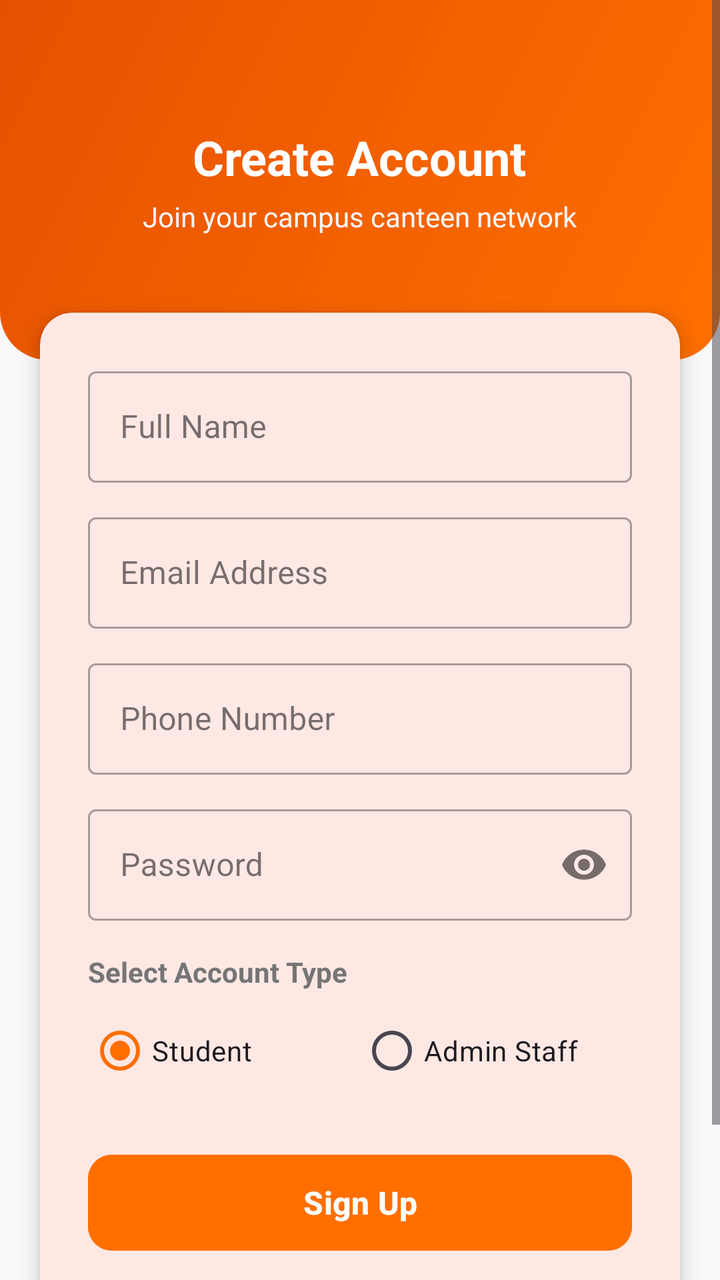
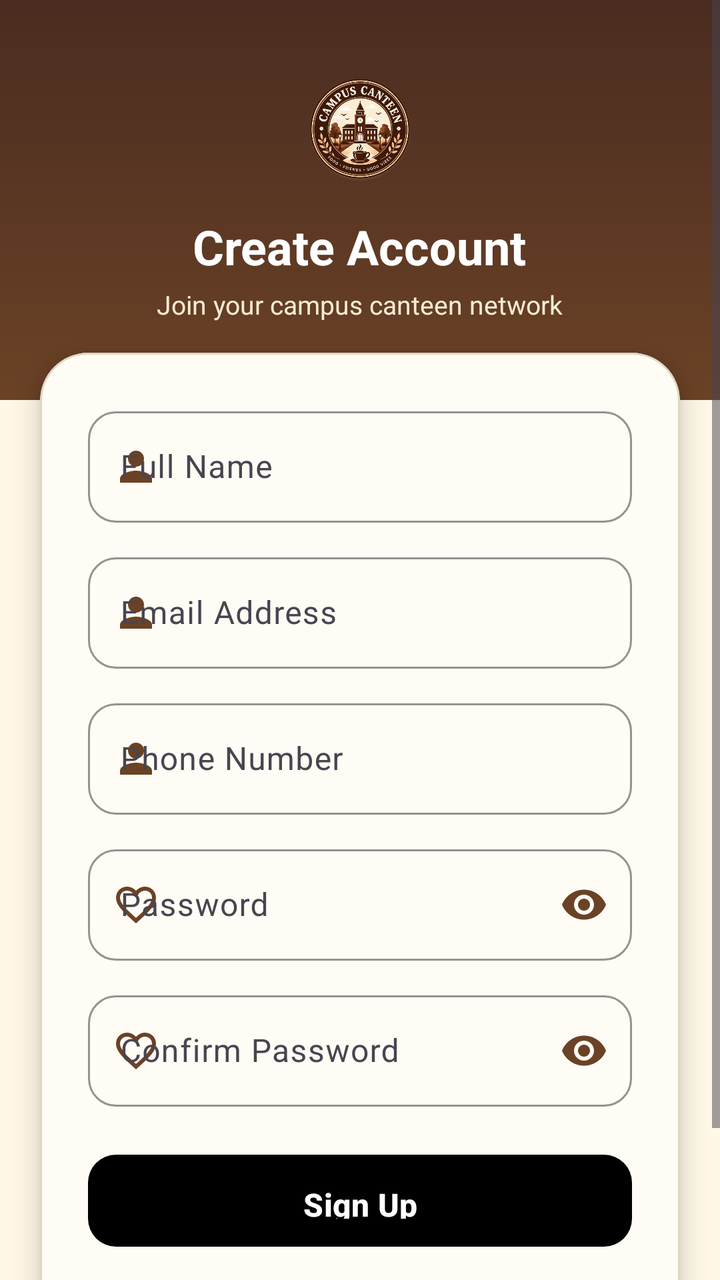

Screens rendered from an Android XML layout before and after an edit, with the pre-edit source and the edit as a unified diff.
<!-- AndroidManifest.xml: application theme Theme.CollegeCanteenFoodOrderingApp -->
<!-- res/layout/activity_register.xml -->
<?xml version="1.0" encoding="utf-8"?>
<ScrollView xmlns:android="http://schemas.android.com/apk/res/android"
    xmlns:app="http://schemas.android.com/apk/res-auto"
    android:layout_width="match_parent"
    android:layout_height="match_parent"
    android:fillViewport="true"
    android:background="@color/bg_main">

    <LinearLayout
        android:layout_width="match_parent"
        android:layout_height="wrap_content"
        android:orientation="vertical">

        
        <LinearLayout
            android:layout_width="match_parent"
            android:layout_height="180dp"
            android:background="@drawable/bg_header_gradient"
            android:gravity="center"
            android:orientation="vertical"
            android:padding="24dp">

            <TextView
                android:layout_width="wrap_content"
                android:layout_height="wrap_content"
                android:text="Create Account"
                android:textColor="@color/white"
                android:textSize="24sp"
                android:textStyle="bold" />

            <TextView
                android:layout_width="wrap_content"
                android:layout_height="wrap_content"
                android:layout_marginTop="4dp"
                android:text="Join your campus canteen network"
                android:textColor="#F5F5F5"
                android:textSize="14sp" />
        </LinearLayout>

        
        <com.google.android.material.card.MaterialCardView
            android:layout_width="match_parent"
            android:layout_height="wrap_content"
            android:layout_marginHorizontal="20dp"
            android:layout_marginTop="-24dp"
            android:layout_marginBottom="24dp"
            app:cardCornerRadius="16dp"
            app:cardElevation="6dp"
            app:strokeWidth="0dp">

            <LinearLayout
                android:layout_width="match_parent"
                android:layout_height="wrap_content"
                android:orientation="vertical"
                android:padding="24dp">

                <com.google.android.material.textfield.TextInputLayout
                    android:id="@+id/tilName"
                    style="@style/Widget.MaterialComponents.TextInputLayout.OutlinedBox"
                    android:layout_width="match_parent"
                    android:layout_height="wrap_content"
                    android:hint="@string/full_name">

                    <com.google.android.material.textfield.TextInputEditText
                        android:id="@+id/etName"
                        android:layout_width="match_parent"
                        android:layout_height="wrap_content"
                        android:inputType="textPersonName" />
                </com.google.android.material.textfield.TextInputLayout>

                <com.google.android.material.textfield.TextInputLayout
                    android:id="@+id/tilEmail"
                    style="@style/Widget.MaterialComponents.TextInputLayout.OutlinedBox"
                    android:layout_width="match_parent"
                    android:layout_height="wrap_content"
                    android:layout_marginTop="12dp"
                    android:hint="@string/email">

                    <com.google.android.material.textfield.TextInputEditText
                        android:id="@+id/etEmail"
                        android:layout_width="match_parent"
                        android:layout_height="wrap_content"
                        android:inputType="textEmailAddress" />
                </com.google.android.material.textfield.TextInputLayout>

                <com.google.android.material.textfield.TextInputLayout
                    android:id="@+id/tilPhone"
                    style="@style/Widget.MaterialComponents.TextInputLayout.OutlinedBox"
                    android:layout_width="match_parent"
                    android:layout_height="wrap_content"
                    android:layout_marginTop="12dp"
                    android:hint="@string/phone_number">

                    <com.google.android.material.textfield.TextInputEditText
                        android:id="@+id/etPhone"
                        android:layout_width="match_parent"
                        android:layout_height="wrap_content"
                        android:inputType="phone" />
                </com.google.android.material.textfield.TextInputLayout>

                <com.google.android.material.textfield.TextInputLayout
                    android:id="@+id/tilPassword"
                    style="@style/Widget.MaterialComponents.TextInputLayout.OutlinedBox"
                    android:layout_width="match_parent"
                    android:layout_height="wrap_content"
                    android:layout_marginTop="12dp"
                    android:hint="@string/password"
                    app:passwordToggleEnabled="true">

                    <com.google.android.material.textfield.TextInputEditText
                        android:id="@+id/etPassword"
                        android:layout_width="match_parent"
                        android:layout_height="wrap_content"
                        android:inputType="textPassword" />
                </com.google.android.material.textfield.TextInputLayout>

                
                <TextView
                    android:layout_width="wrap_content"
                    android:layout_height="wrap_content"
                    android:layout_marginTop="16dp"
                    android:text="@string/select_role"
                    android:textColor="@color/text_secondary"
                    android:textSize="14sp"
                    android:textStyle="bold" />

                <RadioGroup
                    android:id="@+id/rgRole"
                    android:layout_width="match_parent"
                    android:layout_height="wrap_content"
                    android:layout_marginTop="6dp"
                    android:orientation="horizontal">

                    <RadioButton
                        android:id="@+id/rbStudent"
                        android:layout_width="0dp"
                        android:layout_height="wrap_content"
                        android:layout_weight="1"
                        android:checked="true"
                        android:text="@string/role_student" />

                    <RadioButton
                        android:id="@+id/rbAdmin"
                        android:layout_width="0dp"
                        android:layout_height="wrap_content"
                        android:layout_weight="1"
                        android:text="@string/role_admin" />
                </RadioGroup>

                <com.google.android.material.button.MaterialButton
                    android:id="@+id/btnRegister"
                    android:layout_width="match_parent"
                    android:layout_height="56dp"
                    android:layout_marginTop="24dp"
                    android:backgroundTint="@color/primary"
                    android:text="@string/signup"
                    android:textSize="16sp"
                    android:textStyle="bold"
                    app:cornerRadius="12dp" />

                <ProgressBar
                    android:id="@+id/progressBar"
                    android:layout_width="wrap_content"
                    android:layout_height="wrap_content"
                    android:layout_gravity="center"
                    android:layout_marginTop="16dp"
                    android:visibility="gone" />

                <TextView
                    android:id="@+id/tvLogin"
                    android:layout_width="wrap_content"
                    android:layout_height="wrap_content"
                    android:layout_gravity="center"
                    android:layout_marginTop="16dp"
                    android:padding="8dp"
                    android:text="@string/already_have_account"
                    android:textColor="@color/primary"
                    android:textSize="14sp"
                    android:textStyle="bold" />

            </LinearLayout>
        </com.google.android.material.card.MaterialCardView>

    </LinearLayout>
</ScrollView>
<!-- resources referenced by this layout -->
<resources>
  <color name="bg_main">#F8F9FA</color>
  <color name="primary">#FF6F00</color>
  <color name="text_secondary">#757575</color>
  <color name="white">#FFFFFF</color>
  <!-- drawable bg_header_gradient (drawable) -->
  <?xml version="1.0" encoding="utf-8"?>
  <shape xmlns:android="http://schemas.android.com/apk/res/android"
      android:shape="rectangle">
      <gradient
          android:angle="135"
          android:endColor="#E65100"
          android:startColor="#FF6F00"
          android:type="linear" />
      <corners
          android:bottomLeftRadius="24dp"
          android:bottomRightRadius="24dp" />
  </shape>
  <string name="already_have_account">Already have an account? Login</string>
  <string name="email">Email Address</string>
  <string name="full_name">Full Name</string>
  <string name="password">Password</string>
  <string name="phone_number">Phone Number</string>
  <string name="role_admin">Admin Staff</string>
  <string name="role_student">Student</string>
  <string name="select_role">Select Account Type</string>
  <string name="signup">Sign Up</string>
  <style name="Theme.CollegeCanteenFoodOrderingApp" parent="Base.Theme.CollegeCanteenFoodOrderingApp" />
  <style name="Base.Theme.CollegeCanteenFoodOrderingApp" parent="Theme.Material3.DayNight">
          <item name="colorPrimary">@color/primary</item>
          <item name="colorPrimaryDark">@color/primary_dark</item>
          <item name="colorAccent">@color/accent</item>
          <item name="android:windowBackground">@color/bg_main</item>
      </style>
  <color name="primary_dark">#E65100</color>
  <color name="accent">#FF9800</color>
</resources>

<!-- the commit's change to res/layout/activity_register.xml (unified diff, before → after) -->
@@ -4,7 +4,7 @@
     android:layout_width="match_parent"
     android:layout_height="match_parent"
     android:fillViewport="true"
-    android:background="@color/bg_main">
+    android:background="@color/bg_cream">
 
     <LinearLayout
         android:layout_width="match_parent"
@@ -14,15 +14,22 @@
         
         <LinearLayout
             android:layout_width="match_parent"
-            android:layout_height="180dp"
+            android:layout_height="200dp"
             android:background="@drawable/bg_header_gradient"
             android:gravity="center"
             android:orientation="vertical"
-            android:padding="24dp">
+            android:padding="20dp">
+
+            <ImageView
+                android:layout_width="60dp"
+                android:layout_height="60dp"
+                android:contentDescription="@string/app_name"
+                android:src="@drawable/ic_official_logo" />
 
             <TextView
                 android:layout_width="wrap_content"
                 android:layout_height="wrap_content"
+                android:layout_marginTop="8dp"
                 android:text="Create Account"
                 android:textColor="@color/white"
                 android:textSize="24sp"
@@ -33,8 +40,8 @@
                 android:layout_height="wrap_content"
                 android:layout_marginTop="4dp"
                 android:text="Join your campus canteen network"
-                android:textColor="#F5F5F5"
-                android:textSize="14sp" />
+                android:textColor="#F7EBD3"
+                android:textSize="13sp" />
         </LinearLayout>
 
         
@@ -44,9 +51,11 @@
             android:layout_marginHorizontal="20dp"
             android:layout_marginTop="-24dp"
             android:layout_marginBottom="24dp"
-            app:cardCornerRadius="16dp"
-            app:cardElevation="6dp"
-            app:strokeWidth="0dp">
+            app:cardBackgroundColor="@color/surface_card"
+            app:cardCornerRadius="24dp"
+            app:cardElevation="8dp"
+            app:strokeColor="@color/border_light"
+            app:strokeWidth="1dp">
 
             <LinearLayout
                 android:layout_width="match_parent"
@@ -56,124 +65,150 @@
 
                 <com.google.android.material.textfield.TextInputLayout
                     android:id="@+id/tilName"
-                    style="@style/Widget.MaterialComponents.TextInputLayout.OutlinedBox"
-                    android:layout_width="match_parent"
-                    android:layout_height="wrap_content"
-                    android:hint="@string/full_name">
-
-                    <com.google.android.material.textfield.TextInputEditText
-                        android:id="@+id/etName"
-                        android:layout_width="match_parent"
-                        android:layout_height="wrap_content"
-                        android:inputType="textPersonName" />
+                    style="@style/Widget.Material3.TextInputLayout.OutlinedBox"
+                    android:layout_width="match_parent"
+                    android:layout_height="wrap_content"
+                    android:hint="Full Name"
+                    app:boxCornerRadiusBottomEnd="14dp"
+                    app:boxCornerRadiusBottomStart="14dp"
+                    app:boxCornerRadiusTopEnd="14dp"
+                    app:boxCornerRadiusTopStart="14dp"
+                    app:boxStrokeColor="@color/primary"
+                    app:startIconDrawable="@drawable/ic_person"
+                    app:startIconTint="@color/primary">
+
+                    <com.google.android.material.textfield.TextInputEditText
+                        android:id="@+id/etFullName"
+                        android:layout_width="match_parent"
+                        android:layout_height="wrap_content"
+                        android:inputType="textPersonName"
+                        android:textColor="@color/text_primary" />
                 </com.google.android.material.textfield.TextInputLayout>
 
                 <com.google.android.material.textfield.TextInputLayout
                     android:id="@+id/tilEmail"
-                    style="@style/Widget.MaterialComponents.TextInputLayout.OutlinedBox"
-                    android:layout_width="match_parent"
-                    android:layout_height="wrap_content"
-                    android:layout_marginTop="12dp"
-                    android:hint="@string/email">
+                    style="@style/Widget.Material3.TextInputLayout.OutlinedBox"
+                    android:layout_width="match_parent"
+                    android:layout_height="wrap_content"
+                    android:layout_marginTop="12dp"
+                    android:hint="Email Address"
+                    app:boxCornerRadiusBottomEnd="14dp"
+                    app:boxCornerRadiusBottomStart="14dp"
+                    app:boxCornerRadiusTopEnd="14dp"
+                    app:boxCornerRadiusTopStart="14dp"
+                    app:boxStrokeColor="@color/primary"
+                    app:startIconDrawable="@drawable/ic_person"
+                    app:startIconTint="@color/primary">
 
                     <com.google.android.material.textfield.TextInputEditText
                         android:id="@+id/etEmail"
                         android:layout_width="match_parent"
                         android:layout_height="wrap_content"
-                        android:inputType="textEmailAddress" />
+                        android:inputType="textEmailAddress"
+                        android:textColor="@color/text_primary" />
                 </com.google.android.material.textfield.TextInputLayout>
 
                 <com.google.android.material.textfield.TextInputLayout
                     android:id="@+id/tilPhone"
-                    style="@style/Widget.MaterialComponents.TextInputLayout.OutlinedBox"
-                    android:layout_width="match_parent"
-                    android:layout_height="wrap_content"
-                    android:layout_marginTop="12dp"
-                    android:hint="@string/phone_number">
+                    style="@style/Widget.Material3.TextInputLayout.OutlinedBox"
+                    android:layout_width="match_parent"
+                    android:layout_height="wrap_content"
+                    android:layout_marginTop="12dp"
+                    android:hint="Phone Number"
+                    app:boxCornerRadiusBottomEnd="14dp"
+                    app:boxCornerRadiusBottomStart="14dp"
+                    app:boxCornerRadiusTopEnd="14dp"
+                    app:boxCornerRadiusTopStart="14dp"
+                    app:boxStrokeColor="@color/primary"
+                    app:startIconDrawable="@drawable/ic_person"
+                    app:startIconTint="@color/primary">
 
                     <com.google.android.material.textfield.TextInputEditText
                         android:id="@+id/etPhone"
                         android:layout_width="match_parent"
                         android:layout_height="wrap_content"
-                        android:inputType="phone" />
+                        android:inputType="phone"
+                        android:textColor="@color/text_primary" />
                 </com.google.android.material.textfield.TextInputLayout>
 
                 <com.google.android.material.textfield.TextInputLayout
                     android:id="@+id/tilPassword"
-                    style="@style/Widget.MaterialComponents.TextInputLayout.OutlinedBox"
-                    android:layout_width="match_parent"
-                    android:layout_height="wrap_content"
-                    android:layout_marginTop="12dp"
-                    android:hint="@string/password"
-                    app:passwordToggleEnabled="true">
+                    style="@style/Widget.Material3.TextInputLayout.OutlinedBox"
+                    android:layout_width="match_parent"
+                    android:layout_height="wrap_content"
+                    android:layout_marginTop="12dp"
+                    android:hint="Password"
+                    app:boxCornerRadiusBottomEnd="14dp"
+                    app:boxCornerRadiusBottomStart="14dp"
+                    app:boxCornerRadiusTopEnd="14dp"
+                    app:boxCornerRadiusTopStart="14dp"
+                    app:boxStrokeColor="@color/primary"
+                    app:endIconMode="password_toggle"
+                    app:endIconTint="@color/primary"
+                    app:startIconDrawable="@drawable/ic_favorite_border"
+                    app:startIconTint="@color/primary">
 
                     <com.google.android.material.textfield.TextInputEditText
                         android:id="@+id/etPassword"
                         android:layout_width="match_parent"
                         android:layout_height="wrap_content"
-                        android:inputType="textPassword" />
-                </com.google.android.material.textfield.TextInputLayout>
-
-                
-                <TextView
-                    android:layout_width="wrap_content"
-                    android:layout_height="wrap_content"
-                    android:layout_marginTop="16dp"
-                    android:text="@string/select_role"
-                    android:textColor="@color/text_secondary"
-                    android:textSize="14sp"
-                    android:textStyle="bold" />
-
-                <RadioGroup
-                    android:id="@+id/rgRole"
-                    android:layout_width="match_parent"
-                    android:layout_height="wrap_content"
-                    android:layout_marginTop="6dp"
-                    android:orientation="horizontal">
-
-                    <RadioButton
-                        android:id="@+id/rbStudent"
-                        android:layout_width="0dp"
-                        android:layout_height="wrap_content"
-                        android:layout_weight="1"
-                        android:checked="true"
-                        android:text="@string/role_student" />
-
-                    <RadioButton
-                        android:id="@+id/rbAdmin"
-                        android:layout_width="0dp"
-                        android:layout_height="wrap_content"
-                        android:layout_weight="1"
-                        android:text="@string/role_admin" />
-                </RadioGroup>
+                        android:inputType="textPassword"
+                        android:textColor="@color/text_primary" />
+                </com.google.android.material.textfield.TextInputLayout>
+
+                <com.google.android.material.textfield.TextInputLayout
+                    android:id="@+id/tilConfirmPassword"
+                    style="@style/Widget.Material3.TextInputLayout.OutlinedBox"
+                    android:layout_width="match_parent"
+                    android:layout_height="wrap_content"
+                    android:layout_marginTop="12dp"
+                    android:hint="Confirm Password"
+                    app:boxCornerRadiusBottomEnd="14dp"
+                    app:boxCornerRadiusBottomStart="14dp"
+                    app:boxCornerRadiusTopEnd="14dp"
+                    app:boxCornerRadiusTopStart="14dp"
+                    app:boxStrokeColor="@color/primary"
+                    app:endIconMode="password_toggle"
+                    app:endIconTint="@color/primary"
+                    app:startIconDrawable="@drawable/ic_favorite_border"
+                    app:startIconTint="@color/primary">
+
+                    <com.google.android.material.textfield.TextInputEditText
+                        android:id="@+id/etConfirmPassword"
+                        android:layout_width="match_parent"
+                        android:layout_height="wrap_content"
+                        android:inputType="textPassword"
+                        android:textColor="@color/text_primary" />
+                </com.google.android.material.textfield.TextInputLayout>
 
                 <com.google.android.material.button.MaterialButton
                     android:id="@+id/btnRegister"
-                    android:layout_width="match_parent"
-                    android:layout_height="56dp"
-                    android:layout_marginTop="24dp"
-                    android:backgroundTint="@color/primary"
-                    android:text="@string/signup"
+                    style="@style/Widget.Starbucks.Button.Gradient"
+                    android:layout_width="match_parent"
+                    android:layout_height="54dp"
+                    android:layout_marginTop="20dp"
+                    android:text="Sign Up"
                     android:textSize="16sp"
                     android:textStyle="bold"
-                    app:cornerRadius="12dp" />
+                    app:cornerRadius="14dp" />
 
                 <ProgressBar
                     android:id="@+id/progressBar"
-                    android:layout_width="wrap_content"
-                    android:layout_height="wrap_content"
+                    android:layout_width="32dp"
+                    android:layout_height="32dp"
                     android:layout_gravity="center"
-                    android:layout_marginTop="16dp"
+                    android:layout_marginTop="12dp"
+                    android:indeterminateTint="@color/primary"
                     android:visibility="gone" />
 
                 <TextView
-                    android:id="@+id/tvLogin"
+                    android:id="@+id/tvLoginLink"
                     android:layout_width="wrap_content"
                     android:layout_height="wrap_content"
                     android:layout_gravity="center"
                     android:layout_marginTop="16dp"
                     android:padding="8dp"
-                    android:text="@string/already_have_account"
+                    android:text="Already have an account? Login"
                     android:textColor="@color/primary"
                     android:textSize="14sp"
                     android:textStyle="bold" />
<!-- resource entries referenced after the edit -->
@@ -1,39 +1,51 @@
 <!-- resources referenced by this layout -->
 <resources>
-  <color name="bg_main">#F8F9FA</color>
-  <color name="primary">#FF6F00</color>
-  <color name="text_secondary">#757575</color>
+  <color name="bg_cream">#FFF8E7</color>
+  <color name="border_light">#E0D5C1</color>
+  <color name="bg_main">#FFF8E7</color>
+  <color name="primary">#6B4226</color>
+  <color name="surface_card">#FFFCF5</color>
+  <color name="text_primary">#2B1B14</color>
   <color name="white">#FFFFFF</color>
   <!-- drawable bg_header_gradient (drawable) -->
   <?xml version="1.0" encoding="utf-8"?>
-  <shape xmlns:android="http://schemas.android.com/apk/res/android"
-      android:shape="rectangle">
-      <gradient
-          android:angle="135"
-          android:endColor="#E65100"
-          android:startColor="#FF6F00"
-          android:type="linear" />
-      <corners
-          android:bottomLeftRadius="24dp"
-          android:bottomRightRadius="24dp" />
+  <shape xmlns:android="http://schemas.android.com/apk/res/android" android:shape="rectangle">
+      <gradient android:angle="270" android:startColor="#4A2C20" android:endColor="#6B4226" android:type="linear"/>
   </shape>
-  <string name="already_have_account">Already have an account? Login</string>
-  <string name="email">Email Address</string>
-  <string name="full_name">Full Name</string>
-  <string name="password">Password</string>
-  <string name="phone_number">Phone Number</string>
-  <string name="role_admin">Admin Staff</string>
-  <string name="role_student">Student</string>
-  <string name="select_role">Select Account Type</string>
-  <string name="signup">Sign Up</string>
+  <!-- drawable ic_favorite_border (drawable) -->
+  <vector xmlns:android="http://schemas.android.com/apk/res/android" android:width="24dp" android:height="24dp" android:viewportWidth="24" android:viewportHeight="24">
+      <path android:fillColor="#FFD32F2F" android:pathData="M16.5,3c-1.74,0 -3.41,0.81 -4.5,2.09C10.91,3.81 9.24,3 7.5,3 4.42,3 2,5.42 2,8.5c0,3.78 3.4,6.86 8.55,11.54L12,21.35l1.45,-1.32C18.6,15.36 22,12.28 22,8.5 22,5.42 19.58,3 16.5,3zM12.1,18.55l-0.1,0.1 -0.1,-0.1C7.14,14.24 4,11.39 4,8.5 4,6.5 5.5,5 7.5,5c1.54,0 3.04,0.99 3.57,2.36h1.87C13.46,5.99 14.96,5 16.5,5c2,0 3.5,1.5 3.5,3.5 0,2.89 -3.14,5.74 -7.9,10.05z"/>
+  </vector>
+  <!-- drawable ic_official_logo: png bitmap (drawable, 322954 bytes) -->
+  <!-- drawable ic_person (drawable) -->
+  <vector xmlns:android="http://schemas.android.com/apk/res/android" android:width="24dp" android:height="24dp" android:viewportWidth="24" android:viewportHeight="24">
+      <path android:fillColor="#FF6B4226" android:pathData="M12,12c2.21,0 4,-1.79 4,-4s-1.79,-4 -4,-4 -4,1.79 -4,4 1.79,4 4,4zm0,2c-2.67,0 -8,1.34 -8,4v2h16v-2c0,-2.66 -5.33,-4 -8,-4z"/>
+  </vector>
+  <string name="app_name">Campus Canteen</string>
+  <style name="Widget.Starbucks.Button.Gradient" parent="Widget.Material3.Button">
+          <item name="background">@drawable/bg_gradient_brown_caramel</item>
+          <item name="backgroundTint">@null</item>
+          <item name="android:textColor">@color/text_on_primary</item>
+          <item name="cornerRadius">24dp</item>
+          <item name="android:paddingVertical">14dp</item>
+          <item name="android:textSize">15sp</item>
+          <item name="android:textStyle">bold</item>
+      </style>
   <style name="Theme.CollegeCanteenFoodOrderingApp" parent="Base.Theme.CollegeCanteenFoodOrderingApp" />
+  <!-- drawable bg_gradient_brown_caramel (drawable) -->
+  <?xml version="1.0" encoding="utf-8"?>
+  <shape xmlns:android="http://schemas.android.com/apk/res/android" android:shape="rectangle">
+      <gradient android:angle="45" android:startColor="#4A2C20" android:centerColor="#6B4226" android:endColor="#B97843" android:type="linear"/>
+      <corners android:radius="24dp"/>
+  </shape>
+  <color name="text_on_primary">#FFFFFF</color>
   <style name="Base.Theme.CollegeCanteenFoodOrderingApp" parent="Theme.Material3.DayNight">
           <item name="colorPrimary">@color/primary</item>
           <item name="colorPrimaryDark">@color/primary_dark</item>
           <item name="colorAccent">@color/accent</item>
           <item name="android:windowBackground">@color/bg_main</item>
       </style>
-  <color name="primary_dark">#E65100</color>
-  <color name="accent">#FF9800</color>
+  <color name="primary_dark">#4A2C20</color>
+  <color name="accent">#B97843</color>
 </resources>
 
